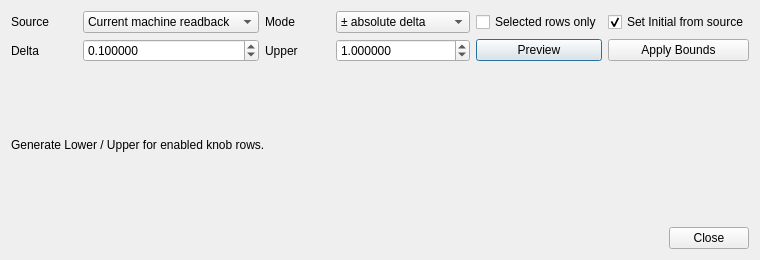
Old version of the form src/optimization/GOTAcc/src/gotacc/gui/ui/dialog_bounds_tools.ui in the repository ustc-zhr/half_linac.
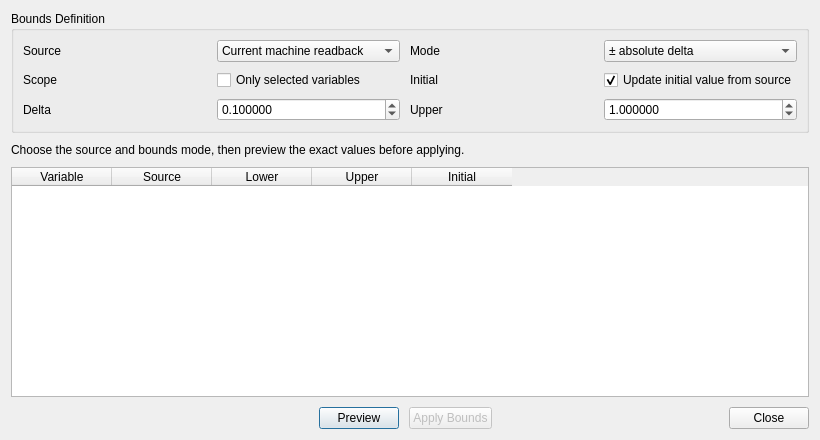
New version of the form.

```diff
--- a/src/optimization/GOTAcc/src/gotacc/gui/ui/dialog_bounds_tools.ui
+++ b/src/optimization/GOTAcc/src/gotacc/gui/ui/dialog_bounds_tools.ui
@@ -3,165 +3,86 @@
  <class>BoundsToolsDialog</class>
  <widget class="QDialog" name="BoundsToolsDialog">
   <property name="geometry">
-   <rect>
-    <x>0</x>
-    <y>0</y>
-    <width>760</width>
-    <height>260</height>
-   </rect>
+   <rect><x>0</x><y>0</y><width>820</width><height>440</height></rect>
   </property>
-  <property name="windowTitle">
-   <string>Bounds Tools</string>
+  <property name="minimumSize">
+   <size><width>700</width><height>360</height></size>
   </property>
   <layout class="QVBoxLayout" name="verticalLayout_main">
+   <property name="spacing"><number>10</number></property>
    <item>
-    <layout class="QGridLayout" name="gridLayout_boundsTools">
-     <item row="0" column="0">
-      <widget class="QLabel" name="label_boundsSource">
-       <property name="text">
-        <string>Source</string>
-       </property>
-      </widget>
-     </item>
-     <item row="0" column="1">
-      <widget class="QComboBox" name="comboBox_boundsSource">
-       <item>
-        <property name="text">
-         <string>Current machine readback</string>
-        </property>
-       </item>
-       <item>
-        <property name="text">
-         <string>Initial values</string>
-        </property>
-       </item>
-      </widget>
-     </item>
-     <item row="0" column="2">
-      <widget class="QLabel" name="label_boundsMode">
-       <property name="text">
-        <string>Mode</string>
-       </property>
-      </widget>
-     </item>
-     <item row="0" column="3">
-      <widget class="QComboBox" name="comboBox_boundsMode">
-       <item>
-        <property name="text">
-         <string>± absolute delta</string>
-        </property>
-       </item>
-       <item>
-        <property name="text">
-         <string>± percent</string>
-        </property>
-       </item>
-       <item>
-        <property name="text">
-         <string>Fixed lower / upper</string>
-        </property>
-       </item>
-      </widget>
-     </item>
-     <item row="0" column="4">
-      <widget class="QCheckBox" name="checkBox_boundsSelectedOnly">
-       <property name="text">
-        <string>Selected rows only</string>
-       </property>
-      </widget>
-     </item>
-     <item row="0" column="5">
-      <widget class="QCheckBox" name="checkBox_boundsUpdateInitial">
-       <property name="text">
-        <string>Set Initial from source</string>
-       </property>
-       <property name="checked">
-        <bool>true</bool>
-       </property>
-      </widget>
-     </item>
-     <item row="1" column="0">
-      <widget class="QLabel" name="label_boundsPrimary">
-       <property name="text">
-        <string>Delta</string>
-       </property>
-      </widget>
-     </item>
-     <item row="1" column="1">
-      <widget class="QDoubleSpinBox" name="doubleSpinBox_boundsPrimary">
-       <property name="decimals">
-        <number>6</number>
-       </property>
-       <property name="minimum">
-        <double>-1000000000.000000000000000</double>
-       </property>
-       <property name="maximum">
-        <double>1000000000.000000000000000</double>
-       </property>
-       <property name="value">
-        <double>0.100000000000000</double>
-       </property>
-      </widget>
-     </item>
-     <item row="1" column="2">
-      <widget class="QLabel" name="label_boundsSecondary">
-       <property name="text">
-        <string>Upper</string>
-       </property>
-      </widget>
-     </item>
-     <item row="1" column="3">
-      <widget class="QDoubleSpinBox" name="doubleSpinBox_boundsSecondary">
-       <property name="decimals">
-        <number>6</number>
-       </property>
-       <property name="minimum">
-        <double>-1000000000.000000000000000</double>
-       </property>
-       <property name="maximum">
-        <double>1000000000.000000000000000</double>
-       </property>
-       <property name="value">
-        <double>1.000000000000000</double>
-       </property>
-      </widget>
-     </item>
-     <item row="1" column="4">
-      <widget class="QPushButton" name="pushButton_previewBounds">
-       <property name="text">
-        <string>Preview</string>
-       </property>
-      </widget>
-     </item>
-     <item row="1" column="5">
-      <widget class="QPushButton" name="pushButton_applyBounds">
-       <property name="text">
-        <string>Apply Bounds</string>
-       </property>
-      </widget>
-     </item>
-    </layout>
+    <widget class="QGroupBox" name="groupBox_boundsDefinition">
+     <property name="title"><string>Bounds Definition</string></property>
+     <layout class="QGridLayout" name="gridLayout_boundsTools">
+      <property name="horizontalSpacing"><number>10</number></property>
+      <property name="verticalSpacing"><number>8</number></property>
+      <item row="0" column="0"><widget class="QLabel" name="label_boundsSource"><property name="text"><string>Source</string></property></widget></item>
+      <item row="0" column="1">
+       <widget class="QComboBox" name="comboBox_boundsSource">
+        <item><property name="text"><string>Current machine readback</string></property></item>
+        <item><property name="text"><string>Initial values</string></property></item>
+       </widget>
+      </item>
+      <item row="0" column="2"><widget class="QLabel" name="label_boundsMode"><property name="text"><string>Mode</string></property></widget></item>
+      <item row="0" column="3">
+       <widget class="QComboBox" name="comboBox_boundsMode">
+        <item><property name="text"><string>± absolute delta</string></property></item>
+        <item><property name="text"><string>± percent</string></property></item>
+        <item><property name="text"><string>Fixed lower / upper</string></property></item>
+       </widget>
+      </item>
+      <item row="1" column="0"><widget class="QLabel" name="label_boundsScope"><property name="text"><string>Scope</string></property></widget></item>
+      <item row="1" column="1"><widget class="QCheckBox" name="checkBox_boundsSelectedOnly"><property name="text"><string>Only selected variables</string></property></widget></item>
+      <item row="1" column="2"><widget class="QLabel" name="label_boundsInitial"><property name="text"><string>Initial</string></property></widget></item>
+      <item row="1" column="3"><widget class="QCheckBox" name="checkBox_boundsUpdateInitial"><property name="text"><string>Update initial value from source</string></property><property name="checked"><bool>true</bool></property></widget></item>
+      <item row="2" column="0"><widget class="QLabel" name="label_boundsPrimary"><property name="text"><string>Delta</string></property></widget></item>
+      <item row="2" column="1">
+       <widget class="QDoubleSpinBox" name="doubleSpinBox_boundsPrimary">
+        <property name="decimals"><number>6</number></property>
+        <property name="minimum"><double>-1000000000.000000000000000</double></property>
+        <property name="maximum"><double>1000000000.000000000000000</double></property>
+        <property name="value"><double>0.100000000000000</double></property>
+       </widget>
+      </item>
+      <item row="2" column="2"><widget class="QLabel" name="label_boundsSecondary"><property name="text"><string>Upper</string></property></widget></item>
+      <item row="2" column="3">
+       <widget class="QDoubleSpinBox" name="doubleSpinBox_boundsSecondary">
+        <property name="decimals"><number>6</number></property>
+        <property name="minimum"><double>-1000000000.000000000000000</double></property>
+        <property name="maximum"><double>1000000000.000000000000000</double></property>
+        <property name="value"><double>1.000000000000000</double></property>
+       </widget>
+      </item>
+     </layout>
+    </widget>
    </item>
    <item>
     <widget class="QLabel" name="label_boundsToolSummary">
-     <property name="text">
-      <string>Generate Lower / Upper for enabled knob rows.</string>
-     </property>
-     <property name="wordWrap">
-      <bool>true</bool>
-     </property>
+     <property name="text"><string>Choose the source and bounds mode, then preview the exact values before applying.</string></property>
+     <property name="wordWrap"><bool>true</bool></property>
     </widget>
    </item>
    <item>
-    <widget class="QDialogButtonBox" name="buttonBox">
-     <property name="orientation">
-      <enum>Qt::Horizontal</enum>
-     </property>
-     <property name="standardButtons">
-      <set>QDialogButtonBox::Close</set>
-     </property>
+    <widget class="QTableWidget" name="tableWidget_boundsPreview">
+     <property name="editTriggers"><set>QAbstractItemView::NoEditTriggers</set></property>
+     <property name="alternatingRowColors"><bool>true</bool></property>
+     <property name="selectionMode"><enum>QAbstractItemView::NoSelection</enum></property>
+     <property name="showGrid"><bool>true</bool></property>
+     <column><property name="text"><string>Variable</string></property></column>
+     <column><property name="text"><string>Source</string></property></column>
+     <column><property name="text"><string>Lower</string></property></column>
+     <column><property name="text"><string>Upper</string></property></column>
+     <column><property name="text"><string>Initial</string></property></column>
     </widget>
    </item>
+   <item>
+    <layout class="QHBoxLayout" name="horizontalLayout_actions">
+     <item><spacer name="horizontalSpacer_actions"><property name="orientation"><enum>Qt::Horizontal</enum></property><property name="sizeHint" stdset="0"><size><width>40</width><height>20</height></size></property></spacer></item>
+     <item><widget class="QPushButton" name="pushButton_previewBounds"><property name="text"><string>Preview</string></property></widget></item>
+     <item><widget class="QPushButton" name="pushButton_applyBounds"><property name="text"><string>Apply Bounds</string></property><property name="enabled"><bool>false</bool></property></widget></item>
+     <item><widget class="QDialogButtonBox" name="buttonBox"><property name="orientation"><enum>Qt::Horizontal</enum></property><property name="standardButtons"><set>QDialogButtonBox::Close</set></property></widget></item>
+    </layout>
+   </item>
   </layout>
  </widget>
  <resources/>
```
Left out of the diff: 1 changed line with no effect on the pictures.
